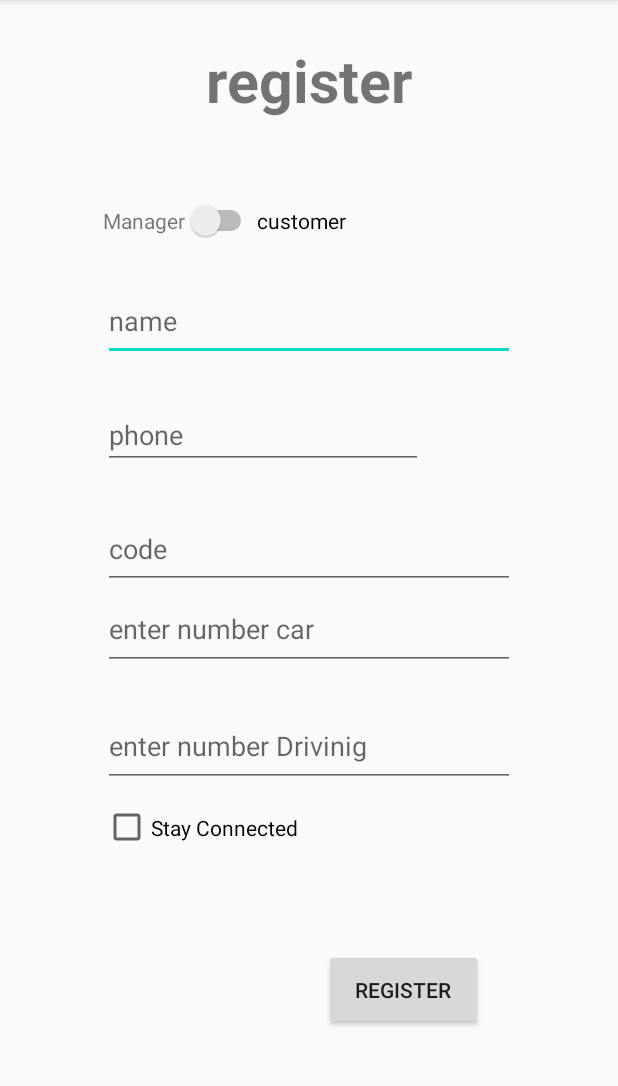
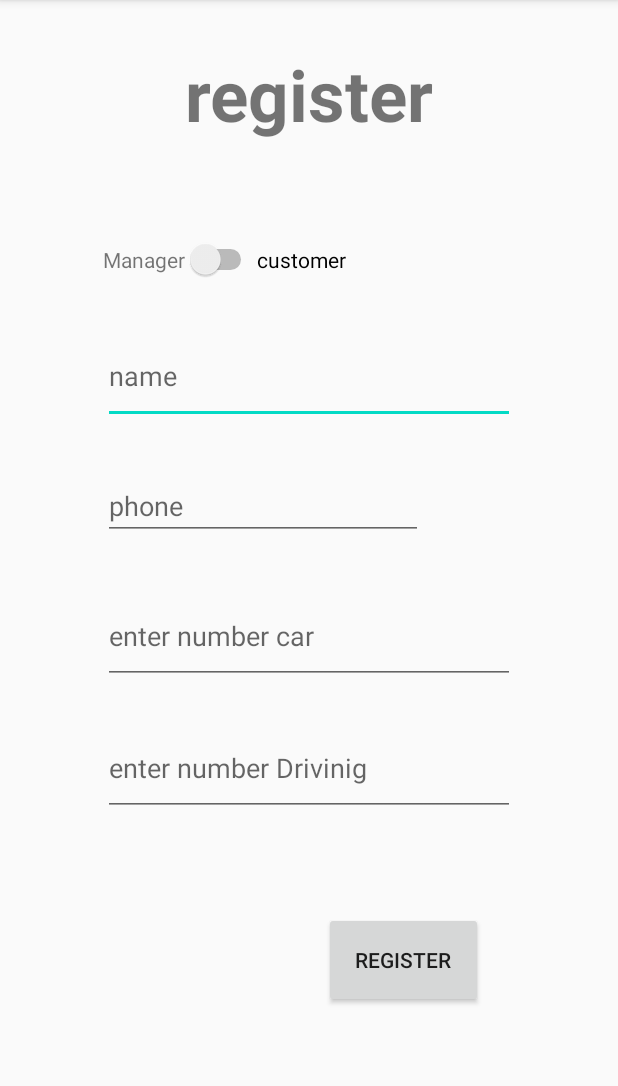
Before and after one commit to ahmadm2001/test, an Android app: the register screen opened directly, with no data from a screen before it, on a phone screen of 412 x 824 dp, the part 84-1170 px from its top. Run offline under Robolectric (Android 15) with nearby library versions, the phone set to English and light mode, and no system bars; our stand-ins replace Firebase (no records; nobody signed in at launch, a user with empty details on screens opened directly); 1 statement that could not run was skipped.

Commit message:
second commit

```diff
--- a/app/build.gradle
+++ b/app/build.gradle
@@ -1,4 +1,5 @@
 apply plugin: 'com.android.application'
+apply plugin: 'com.google.gms.google-services'
 
 android {
     compileSdkVersion 29
@@ -28,7 +29,10 @@ dependencies {
 
     implementation 'androidx.appcompat:appcompat:1.1.0'
     implementation 'androidx.constraintlayout:constraintlayout:1.1.3'
+    implementation 'com.google.firebase:firebase-storage:19.1.1'
     testImplementation 'junit:junit:4.12'
     androidTestImplementation 'androidx.test.ext:junit:1.1.1'
     androidTestImplementation 'androidx.test.espresso:espresso-core:3.2.0'
+    implementation 'com.google.firebase:firebase-auth:19.2.0'
+    implementation 'com.google.firebase:firebase-database:19.2.1'
 }
--- a/app/src/main/res/layout/activity_register.xml
+++ b/app/src/main/res/layout/activity_register.xml
@@ -4,7 +4,7 @@
     xmlns:tools="http://schemas.android.com/tools"
     android:layout_width="match_parent"
     android:layout_height="match_parent"
-    tools:context=".register">
+    tools:context="com.example.test.register">
 
     <Space
         android:layout_width="0dp"
@@ -103,6 +103,7 @@
                 android:visibility="visible" />
 
 
+
         </LinearLayout>
 
         <Space
@@ -111,15 +112,6 @@
             android:layout_weight="0.5" />
 
 
-        <EditText
-            android:id="@+id/eTcode"
-            android:layout_width="match_parent"
-            android:layout_height="0dp"
-            android:layout_weight="1"
-            android:ems="10"
-            android:hint="code"
-            android:inputType="phone"
-            android:visibility="visible" />
 
 
         <EditText
@@ -152,12 +144,6 @@
             android:visibility="visible" />
 
 
-        <CheckBox
-            android:id="@+id/cBstayconnect"
-            android:layout_width="match_parent"
-            android:layout_height="0dp"
-            android:layout_weight="1"
-            android:text="Stay Connected" />
 
         <Space
             android:layout_width="match_parent"
@@ -186,7 +172,8 @@
                 android:layout_height="match_parent"
                 android:layout_weight="5"
                 android:onClick="logorreg"
-                android:text="register" />
+                android:text="register"
+                tools:ignore="OnClick" />
 
             <Space
                 android:layout_width="0dp"
--- a/build.gradle
+++ b/build.gradle
@@ -9,6 +9,7 @@ buildscript {
     }
     dependencies {
         classpath 'com.android.tools.build:gradle:3.6.1'
+        classpath 'com.google.gms:google-services:4.3.3'
 
 
         // NOTE: Do not place your application dependencies here; they belong
```
Also changed, not shown: app/src/main/java/com/example/test/Customer.java (added, +62 -0 lines), app/src/main/java/com/example/test/FBref.java (added, +18 -0 lines), app/src/main/java/com/example/test/Manager.java (added, +52 -0 lines), app/src/main/res/layout/activity_main.xml (+2 -5 lines), 1 other file.
